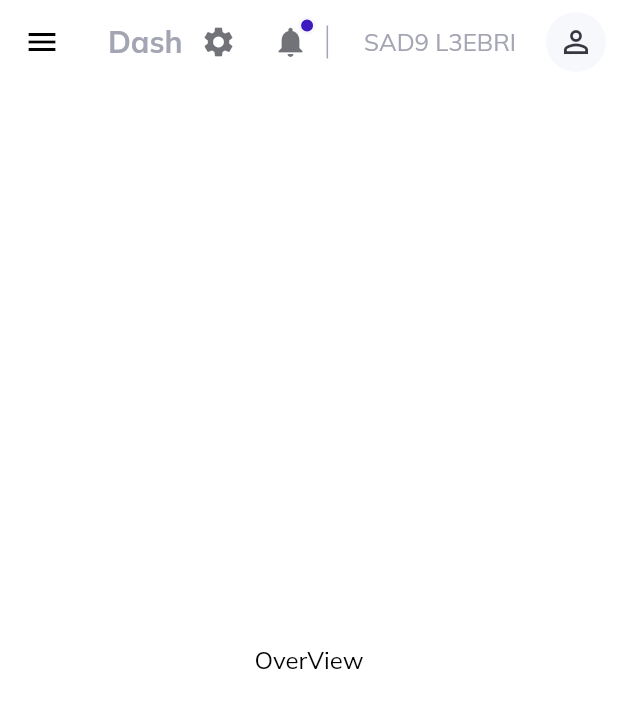
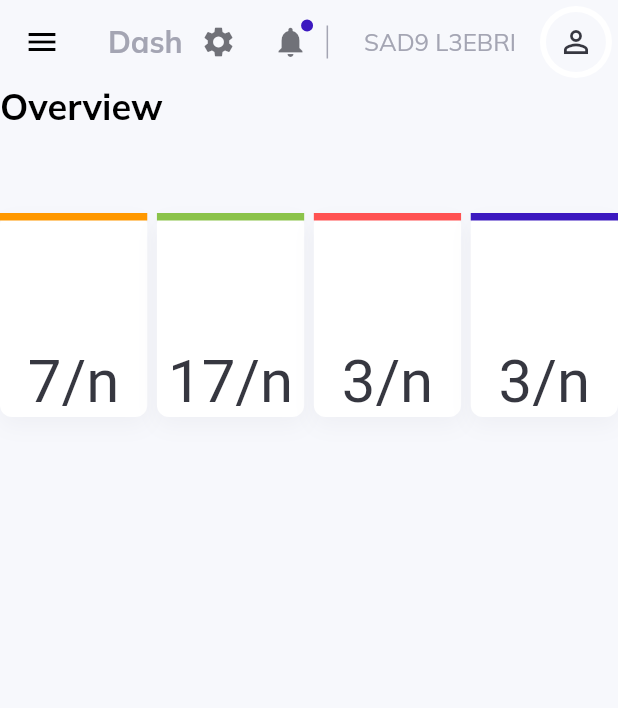
Before and after one commit to Yeezy97/flutterwebb, a Flutter app: the screen it shows after launch, on a phone screen of 412 x 824 dp. Shown: the top 708 px of the screen. Run offline on Flutter 3.47's test engine with Material 2 defaults, Android fonts, the phone set to English and light mode, and no system bars; our stand-ins replace get, google_fonts.

Commit message:
added infocards to overview screen

```diff
--- a/lib/layout.dart
+++ b/lib/layout.dart
@@ -13,9 +13,11 @@ class SiteLayout extends StatelessWidget {
   @override
   Widget build(BuildContext context) {
     return Scaffold(
+      extendBodyBehindAppBar: true,
       key: scaffoldKey,
       appBar: topNavigationBar(context, scaffoldKey),
       drawer: Drawer(
+        elevation: 0,
         child: SideMenu(),
       ),
       body: Responsiveness(smallScreen: SmallScreen(),largeScreen: LargeScreen(),)
--- a/lib/main.dart
+++ b/lib/main.dart
@@ -1,8 +1,10 @@
 import 'package:flutter/material.dart';
+import 'package:flutterwebb/constants/style.dart';
 import 'package:flutterwebb/layout.dart';
 import 'package:get/get.dart';
 import 'package:google_fonts/google_fonts.dart';
 import 'package:get/get.dart';
+import 'constants/style.dart';
 import 'controllers/menu_controller.dart';
 import 'controllers/navigation_controller.dart';
 
@@ -21,7 +23,7 @@ class MyApp extends StatelessWidget {
       debugShowCheckedModeBanner: false,
       title: "Dash",
       theme: ThemeData(
-        scaffoldBackgroundColor: Colors.white,
+        scaffoldBackgroundColor: light,
         textTheme: GoogleFonts.mulishTextTheme(
           Theme.of(context).textTheme
         ).apply(
--- a/lib/pages/overview/overview.dart
+++ b/lib/pages/overview/overview.dart
@@ -1,13 +1,39 @@
 import 'package:flutter/material.dart';
+import 'package:flutterwebb/constants/controllers.dart';
+import 'package:flutterwebb/helpers/responsiveness.dart';
 import 'package:flutterwebb/widgets/custom_text.dart';
+import 'package:get/get.dart';
+
+import 'overview_widgets/overview_crads_large.dart';
 
 class OverViewPage extends StatelessWidget {
   const OverViewPage({Key? key}) : super(key: key);
 
   @override
   Widget build(BuildContext context) {
-    return Center(
-      child: CustomText(text: "OverView",)
+    return Column(
+      children: [
+        Obx(
+          () => Row(
+            children: [
+              Container(
+                margin: EdgeInsets.only(
+                    top: Responsiveness.isSmallScreen(context) ? 56 : 6),
+                child: CustomText(
+                  text: menuController.activeItem.value,
+                  size: 24,
+                  weight: FontWeight.bold,
+                ),
+              ),
+            ],
+          ),
+        ),
+        Expanded(
+          child: ListView(
+            children: [OverViewCardsLarge()],
+          ),
+        ),
+      ],
     );
   }
 }
--- /dev/null
+++ b/lib/pages/overview/overview_widgets/overview_crads_large.dart
@@ -0,0 +1,48 @@
+import 'package:flutter/material.dart';
+
+import '../../../widgets/info_card.dart';
+
+class OverViewCardsLarge extends StatelessWidget {
+  const OverViewCardsLarge({Key? key}) : super(key: key);
+
+  @override
+  Widget build(BuildContext context) {
+    double _width = MediaQuery.of(context).size.width;
+    return Row(
+      children: [
+        InfoCard(
+          title: "Rides in progress",
+          value: "7",
+          onTap: () {},
+          topColor: Colors.orange,
+        ),
+        SizedBox(
+          width: _width / 64,
+        ),
+        InfoCard(
+          title: "Packages delivered",
+          value: "17",
+          onTap: () {},
+          topColor: Colors.lightGreen,
+        ),
+        SizedBox(
+          width: _width / 64,
+        ),
+        InfoCard(
+          title: "Cancelled deliveries ",
+          value: "3",
+          onTap: () {},
+          topColor: Colors.redAccent,
+        ),
+        SizedBox(
+          width: _width / 64,
+        ),
+        InfoCard(
+          title: "Schedueled deliveries",
+          value: "3",
+          onTap: () {},
+        ),
+      ],
+    );
+  }
+}
--- /dev/null
+++ b/lib/widgets/info_card.dart
@@ -0,0 +1,66 @@
+import 'package:flutter/material.dart';
+import 'package:flutterwebb/constants/style.dart';
+
+class InfoCard extends StatelessWidget {
+  const InfoCard(
+      {Key? key,
+      this.title,
+      this.value,
+      this.isActive = false,
+      this.onTap,
+      this.topColor})
+      : super(key: key);
+
+  final String? title;
+  final String? value;
+  final Color? topColor;
+  final bool isActive;
+  final Function()? onTap;
+  @override
+  Widget build(BuildContext context) {
+    return Expanded(
+      child: InkWell(
+        onTap: onTap,
+        child: Container(
+          height: 136,
+          alignment: Alignment.center,
+          decoration: BoxDecoration(
+            color: Colors.white,
+            boxShadow: [BoxShadow(
+              offset: Offset(0,6),
+              color: lightGrey.withOpacity(.1),
+              blurRadius: 12,
+            ),],
+            borderRadius: BorderRadius.circular(8),
+          ),
+          child: Column(
+            children: [
+              Row(
+                children: [
+                  Expanded(child: Container(
+                    color: topColor ?? active,
+                    height: 5,
+                  ))
+                ],
+              ),
+              Expanded(child: Container(
+              ),),
+              RichText(
+                textAlign: TextAlign.center,
+                text: TextSpan(
+                  children:[
+                    TextSpan(
+                      text: "$value/n",
+                      style: TextStyle(
+                        fontSize: 40, color: isActive ? active : dark
+                      ),
+                    ),]
+                ),
+              )
+            ],
+          ),
+        ),
+      ),
+    );
+  }
+}
```
Also changed, not shown: lib/pages/authentication/authentication.dart (+20 -2 lines), lib/pages/clients/clients.dart (+20 -2 lines), lib/pages/drivers/drivers.dart (+19 -2 lines), lib/widgets/info_card_small.dart (added, +46 -0 lines), lib/pages/overview/overview_widgets/overview_cards_medium.dart (added), lib/pages/overview/overview_widgets/overview_cards_small.dart (added), pubspec.lock.
